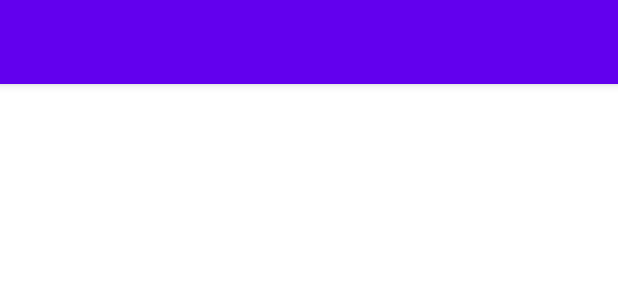
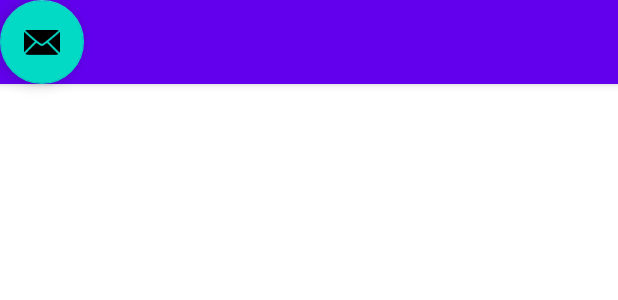
Before and after one commit to GrantJEmerson/interactivediary, an Android app: the layout activity_home.xml on its own in the app's theme, with its tools: preview values and no code run, on a phone screen of 412 x 824 dp. Shown: the top 300 px of the screen. Run offline under Robolectric (Android 15) with nearby library versions, the phone set to English and light mode, and no system bars.

Commit message:
Fixed home activity so it's back to its template state

```diff
--- /dev/null
+++ b/app/src/main/java/com/group24/interactivediary/FirstFragment.java
@@ -0,0 +1,47 @@
+package com.group24.interactivediary;
+
+import android.os.Bundle;
+import android.view.LayoutInflater;
+import android.view.View;
+import android.view.ViewGroup;
+
+import androidx.annotation.NonNull;
+import androidx.fragment.app.Fragment;
+import androidx.navigation.fragment.NavHostFragment;
+
+import com.group24.interactivediary.databinding.FragmentFirstBinding;
+
+public class FirstFragment extends Fragment {
+
+    private FragmentFirstBinding binding;
+
+    @Override
+    public View onCreateView(
+            LayoutInflater inflater, ViewGroup container,
+            Bundle savedInstanceState
+    ) {
+
+        binding = FragmentFirstBinding.inflate(inflater, container, false);
+        return binding.getRoot();
+
+    }
+
+    public void onViewCreated(@NonNull View view, Bundle savedInstanceState) {
+        super.onViewCreated(view, savedInstanceState);
+
+        binding.buttonFirst.setOnClickListener(new View.OnClickListener() {
+            @Override
+            public void onClick(View view) {
+                NavHostFragment.findNavController(FirstFragment.this)
+                        .navigate(R.id.action_FirstFragment_to_SecondFragment);
+            }
+        });
+    }
+
+    @Override
+    public void onDestroyView() {
+        super.onDestroyView();
+        binding = null;
+    }
+
+}
--- a/app/src/main/res/layout/activity_home.xml
+++ b/app/src/main/res/layout/activity_home.xml
@@ -22,4 +22,15 @@
 
     </com.google.android.material.appbar.AppBarLayout>
 
+    <include layout="@layout/content_home" />
+
+    <com.google.android.material.floatingactionbutton.FloatingActionButton
+        android:id="@+id/fab"
+        android:layout_width="wrap_content"
+        android:layout_height="wrap_content"
+        android:layout_gravity="bottom|end"
+        android:layout_marginEnd="@dimen/fab_margin"
+        android:layout_marginBottom="16dp"
+        app:srcCompat="@android:drawable/ic_dialog_email" />
+
 </RelativeLayout>
--- /dev/null
+++ b/app/src/main/res/layout/content_home.xml
@@ -0,0 +1,20 @@
+<?xml version="1.0" encoding="utf-8"?>
+<RelativeLayout
+    xmlns:android="http://schemas.android.com/apk/res/android"
+    xmlns:app="http://schemas.android.com/apk/res-auto"
+    android:layout_width="match_parent"
+    android:layout_height="match_parent"
+    app:layout_behavior="@string/appbar_scrolling_view_behavior">
+
+    <fragment
+        android:id="@+id/nav_host_fragment_content_main"
+        android:name="androidx.navigation.fragment.NavHostFragment"
+        android:layout_width="0dp"
+        android:layout_height="0dp"
+        app:defaultNavHost="true"
+        app:layout_constraintBottom_toBottomOf="parent"
+        app:layout_constraintLeft_toLeftOf="parent"
+        app:layout_constraintRight_toRightOf="parent"
+        app:layout_constraintTop_toTopOf="parent"
+        app:navGraph="@navigation/nav_graph" />
+</RelativeLayout>
--- a/app/src/main/res/values/strings.xml
+++ b/app/src/main/res/values/strings.xml
@@ -22,4 +22,5 @@
     <string name="verifying_credentials">Verifying credentials...</string>
     <string name="login_failed">Login failed, please try again</string>
     <string name="signup_failed">Signup failed, please try again</string>
+    <string name="title_activity_main">MainActivity</string>
 </resources>
```
Also changed, not shown: app/src/main/AndroidManifest.xml (+4 -6 lines), app/src/main/java/com/group24/interactivediary/HomeActivity.java (+9 -21 lines), app/src/main/java/com/group24/interactivediary/SecondFragment.java (added, +47 -0 lines), app/src/main/res/layout/fragment_first.xml (added, +29 -0 lines), app/src/main/res/layout/fragment_second.xml (added, +27 -0 lines), app/src/main/res/navigation/nav_graph2.xml (deleted, +0 -28 lines).
